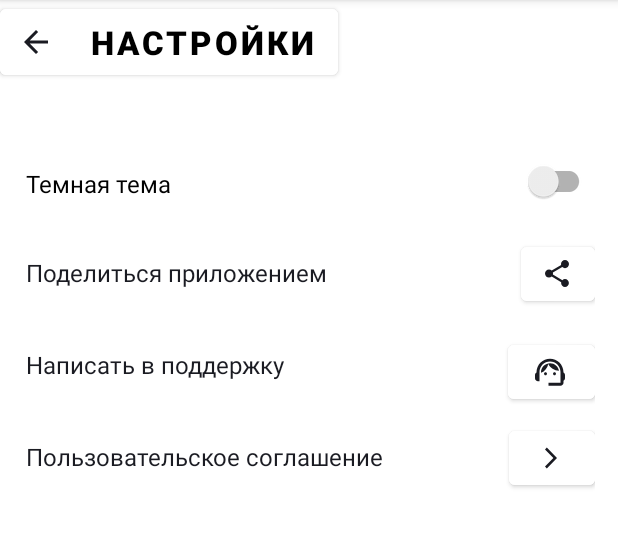
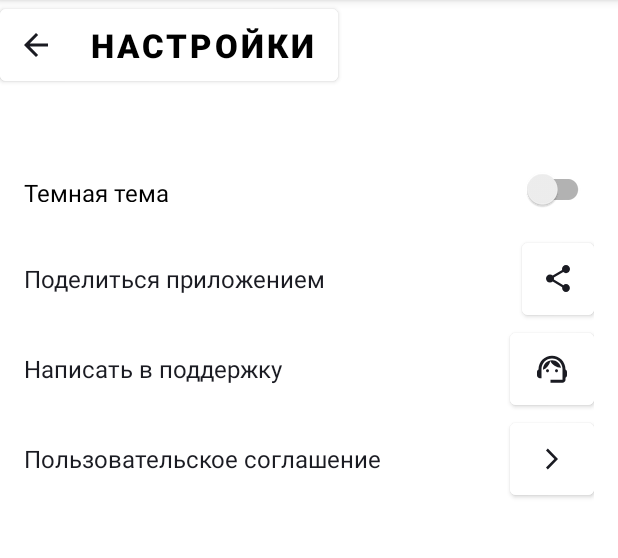
Before and after one commit to PavelRomashin/Playlist, an Android app: the screen it shows after launch (SettingsActivity), after a tap on "НАСТРОЙКИ", on a phone screen of 412 x 824 dp, the part 84-642 px from its top. Run offline under Robolectric (Android 15) with nearby library versions, the phone set to English and light mode, and no system bars.

Commit message:
Исправление замечаний: 1) Убраны избыточные заглушки для разных типов слушателей 2) Создан файл ресурсов dimens, куда вынесены размеры 3) Для строк меню настроек Linearlayout заменены на FrameLayout 4) Большая часть размеров теперь кратны 4, остальные - согласно макету в фигме 5) Исправлены отступы(Padding).

```diff
--- a/app/src/main/java/com/example/playlistmaker/MainActivity.kt
+++ b/app/src/main/java/com/example/playlistmaker/MainActivity.kt
@@ -2,7 +2,6 @@ package com.example.playlistmaker
 
 import android.content.Intent
 import android.os.Bundle
-import android.view.View
 import android.widget.Button
 import androidx.appcompat.app.AppCompatActivity
 
@@ -11,43 +10,19 @@ class MainActivity : AppCompatActivity() {
         super.onCreate(savedInstanceState)
         setContentView(R.layout.activity_main)
 
-        val search = findViewById<Button>(R.id.search)
-        val library = findViewById<Button>(R.id.library)
-        val settings = findViewById<Button>(R.id.settings)
+        val searchButton = findViewById<Button>(R.id.search)
+        val libraryButton = findViewById<Button>(R.id.library)
+        val settingsButton = findViewById<Button>(R.id.settings)
 
-        val searchListener: View.OnClickListener = object : View.OnClickListener {
-            override fun onClick(v: View?) {
-                val searchIntent = Intent(this@MainActivity, SearchActivity::class.java)
-                startActivity(searchIntent)
-            }
-        }
-        search.setOnClickListener(searchListener)
-
-        val libraryListener: View.OnClickListener = object : View.OnClickListener {
-            override fun onClick(v: View?) {
-                val libraryIntent = Intent(this@MainActivity, LibraryActivity::class.java)
-                startActivity(libraryIntent)
-            }
-        }
-        library.setOnClickListener(libraryListener)
-
-        val settingsListener: View.OnClickListener = object : View.OnClickListener {
-            override fun onClick(v: View?) {
-                val settingsIntent = Intent(this@MainActivity, SettingsActivity::class.java)
-                startActivity(settingsIntent)
-            }
-        }
-        settings.setOnClickListener(settingsListener)
-
-        search.setOnClickListener {
+        searchButton.setOnClickListener {
             val searchIntent = Intent(this, SearchActivity::class.java)
             startActivity(searchIntent)
         }
-        library.setOnClickListener {
+        libraryButton.setOnClickListener {
             val libraryIntent = Intent(this, LibraryActivity::class.java)
             startActivity(libraryIntent)
         }
-        settings.setOnClickListener {
+        settingsButton.setOnClickListener {
             val settingsIntent = Intent(this, SettingsActivity::class.java)
             startActivity(settingsIntent)
         }
--- a/app/src/main/res/drawable/arrow_back.xml
+++ b/app/src/main/res/drawable/arrow_back.xml
@@ -5,5 +5,5 @@
     android:viewportHeight="16">
   <path
       android:pathData="M16,7H3.83L9.42,1.41L8,0L0,8L8,16L9.41,14.59L3.83,9H16V7Z"
-      android:fillColor="#1A1B22"/>
+      android:fillColor="@color/buttonTextColor"/>
 </vector>
--- a/app/src/main/res/drawable/library.xml
+++ b/app/src/main/res/drawable/library.xml
@@ -5,5 +5,5 @@
     android:viewportHeight="20">
   <path
       android:pathData="M18.5,0H6.5C5.4,0 4.5,0.9 4.5,2V14C4.5,15.1 5.4,16 6.5,16H18.5C19.6,16 20.5,15.1 20.5,14V2C20.5,0.9 19.6,0 18.5,0ZM16.5,5H13.5V10.5C13.5,11.88 12.38,13 11,13C9.62,13 8.5,11.88 8.5,10.5C8.5,9.12 9.62,8 11,8C11.57,8 12.08,8.19 12.5,8.51V3H16.5V5ZM2.5,4H0.5V18C0.5,19.1 1.4,20 2.5,20H16.5V18H2.5V4Z"
-      android:fillColor="#1A1B22"/>
+      android:fillColor="@color/buttonTextColor"/>
 </vector>
--- a/app/src/main/res/drawable/search.xml
+++ b/app/src/main/res/drawable/search.xml
@@ -5,5 +5,5 @@
     android:viewportHeight="19">
   <path
       android:pathData="M13.579,11.95H12.721L12.417,11.656C13.481,10.418 14.122,8.81 14.122,7.061C14.122,3.161 10.961,0 7.061,0C3.161,0 0,3.161 0,7.061C0,10.961 3.161,14.122 7.061,14.122C8.81,14.122 10.418,13.481 11.656,12.417L11.95,12.721V13.579L17.381,19L19,17.381L13.579,11.95ZM7.061,11.95C4.356,11.95 2.173,9.766 2.173,7.061C2.173,4.356 4.356,2.173 7.061,2.173C9.766,2.173 11.95,4.356 11.95,7.061C11.95,9.766 9.766,11.95 7.061,11.95Z"
-      android:fillColor="#1A1B22"/>
+      android:fillColor="@color/buttonTextColor"/>
 </vector>
--- a/app/src/main/res/drawable/settings.xml
+++ b/app/src/main/res/drawable/settings.xml
@@ -5,5 +5,5 @@
     android:viewportHeight="20">
   <path
       android:pathData="M17.14,10.94C17.18,10.64 17.2,10.33 17.2,10C17.2,9.68 17.18,9.36 17.13,9.06L19.16,7.48C19.34,7.34 19.39,7.07 19.28,6.87L17.36,3.55C17.24,3.33 16.99,3.26 16.77,3.33L14.38,4.29C13.88,3.91 13.35,3.59 12.76,3.35L12.4,0.81C12.36,0.57 12.16,0.4 11.92,0.4H8.08C7.84,0.4 7.65,0.57 7.61,0.81L7.25,3.35C6.66,3.59 6.12,3.92 5.63,4.29L3.24,3.33C3.02,3.25 2.77,3.33 2.65,3.55L0.74,6.87C0.62,7.08 0.66,7.34 0.86,7.48L2.89,9.06C2.84,9.36 2.8,9.69 2.8,10C2.8,10.31 2.82,10.64 2.87,10.94L0.84,12.52C0.66,12.66 0.61,12.93 0.72,13.13L2.64,16.45C2.76,16.67 3.01,16.74 3.23,16.67L5.62,15.71C6.12,16.09 6.65,16.41 7.24,16.65L7.6,19.19C7.65,19.43 7.84,19.6 8.08,19.6H11.92C12.16,19.6 12.36,19.43 12.39,19.19L12.75,16.65C13.34,16.41 13.88,16.09 14.37,15.71L16.76,16.67C16.98,16.75 17.23,16.67 17.35,16.45L19.27,13.13C19.39,12.91 19.34,12.66 19.15,12.52L17.14,10.94ZM10,13.6C8.02,13.6 6.4,11.98 6.4,10C6.4,8.02 8.02,6.4 10,6.4C11.98,6.4 13.6,8.02 13.6,10C13.6,11.98 11.98,13.6 10,13.6Z"
-      android:fillColor="#1A1B22"/>
+      android:fillColor="@color/buttonTextColor"/>
 </vector>
--- a/app/src/main/res/layout/activity_settings.xml
+++ b/app/src/main/res/layout/activity_settings.xml
@@ -12,12 +12,12 @@
 
     <Button
         android:layout_width="wrap_content"
-        android:layout_height="56dp"
+        android:layout_height="@dimen/settings_button_height"
         android:backgroundTint="@color/white"
         android:minWidth="0dp"
         android:text="@string/settings"
         android:textColor="@color/black"
-        android:textSize="22sp"
+        android:textSize="@dimen/main_text_size"
         android:textStyle="bold"
         app:icon="@drawable/arrow_back"
         app:iconGravity="start"
@@ -27,104 +27,93 @@
 
     <LinearLayout
         android:layout_width="match_parent"
-        android:layout_height="0dp"
-        android:layout_weight="1"
+        android:layout_height="fill_parent"
         android:orientation="vertical"
-        android:paddingVertical="34dp"
-        android:paddingStart="17dp"
-        android:paddingEnd="15dp"
-        android:paddingBottom="28dp">
+        android:paddingHorizontal="16dp"
+        android:paddingVertical="36dp">
 
         <androidx.appcompat.widget.SwitchCompat
             android:layout_width="match_parent"
-            android:layout_height="61dp"
-            android:paddingTop="21dp"
-            android:paddingBottom="21dp"
+            android:layout_height="@dimen/settings_button_height"
+            android:paddingVertical="21dp"
             android:text="@string/blackTheme"
             android:textColor="@color/black"
-            android:textSize="16sp" />
+            android:textSize="@dimen/settings_text_size" />
 
-        <LinearLayout
+        <FrameLayout
             android:layout_width="match_parent"
-            android:layout_height="61dp"
+            android:layout_height="@dimen/settings_button_height"
             android:backgroundTint="@color/white"
             android:orientation="horizontal">
 
             <TextView
                 android:layout_width="wrap_content"
                 android:layout_height="match_parent"
-                android:layout_weight="99"
                 android:gravity="center_vertical"
                 android:text="@string/share"
                 android:textColor="@color/buttonTextColor"
-                android:textSize="16sp" />
+                android:textSize="@dimen/settings_text_size" />
 
             <Button
                 android:layout_width="wrap_content"
-                android:layout_height="wrap_content"
-                android:layout_weight="1"
+                android:layout_height="match_parent"
+                android:layout_gravity="end"
                 android:backgroundTint="@color/white"
                 android:minWidth="0dp"
                 app:icon="@drawable/share"
                 app:iconPadding="0dp"
                 app:iconTint="@color/buttonTextColor" />
-        </LinearLayout>
+        </FrameLayout>
 
-        <LinearLayout
+        <FrameLayout
             android:layout_width="match_parent"
-            android:layout_height="61dp"
+            android:layout_height="@dimen/settings_button_height"
             android:backgroundTint="@color/white"
             android:orientation="horizontal">
 
             <TextView
                 android:layout_width="wrap_content"
                 android:layout_height="match_parent"
-                android:layout_weight="99"
-
                 android:gravity="center_vertical"
                 android:text="@string/support"
                 android:textColor="@color/buttonTextColor"
-                android:textSize="16sp" />
+                android:textSize="@dimen/settings_text_size" />
 
             <Button
                 android:layout_width="wrap_content"
-                android:layout_height="wrap_content"
-                android:layout_weight="1"
+                android:layout_height="match_parent"
+                android:layout_gravity="end"
                 android:backgroundTint="@color/white"
-                android:gravity="end"
-
                 android:minWidth="0dp"
                 app:icon="@drawable/support"
                 app:iconPadding="0dp"
                 app:iconTint="@color/buttonTextColor" />
-        </LinearLayout>
+        </FrameLayout>
 
-        <LinearLayout
+        <FrameLayout
             android:layout_width="match_parent"
-            android:layout_height="61dp"
+            android:layout_height="@dimen/settings_button_height"
             android:backgroundTint="@color/white"
             android:orientation="horizontal">
 
             <TextView
                 android:layout_width="wrap_content"
                 android:layout_height="match_parent"
-                android:layout_weight="99"
-
                 android:gravity="center_vertical"
                 android:text="@string/userAgreement"
                 android:textColor="@color/buttonTextColor"
-                android:textSize="16sp" />
+                android:textSize="@dimen/settings_text_size" />
 
             <Button
                 android:layout_width="wrap_content"
-                android:layout_height="wrap_content"
-                android:layout_weight="1"
+                android:layout_height="match_parent"
+                android:layout_gravity="end"
                 android:backgroundTint="@color/white"
                 android:minWidth="0dp"
                 app:icon="@drawable/user_agreement"
                 app:iconPadding="0dp"
                 app:iconTint="@color/buttonTextColor" />
-        </LinearLayout>
+        </FrameLayout>
 
     </LinearLayout>
 </LinearLayout>
--- /dev/null
+++ b/app/src/main/res/values/dimens.xml
@@ -0,0 +1,8 @@
+<?xml version="1.0" encoding="utf-8"?>
+<resources>
+    <dimen name="settings_button_height">60dp</dimen>
+    <dimen name="settings_text_size">16sp</dimen>
+    <dimen name="main_text_size">22sp</dimen>
+    <dimen name="button_radius">16dp</dimen>
+    <dimen name="main_icon_padding">10dp</dimen>
+</resources>
```
Also changed, not shown: app/src/main/res/layout/activity_main.xml (+14 -14 lines).
